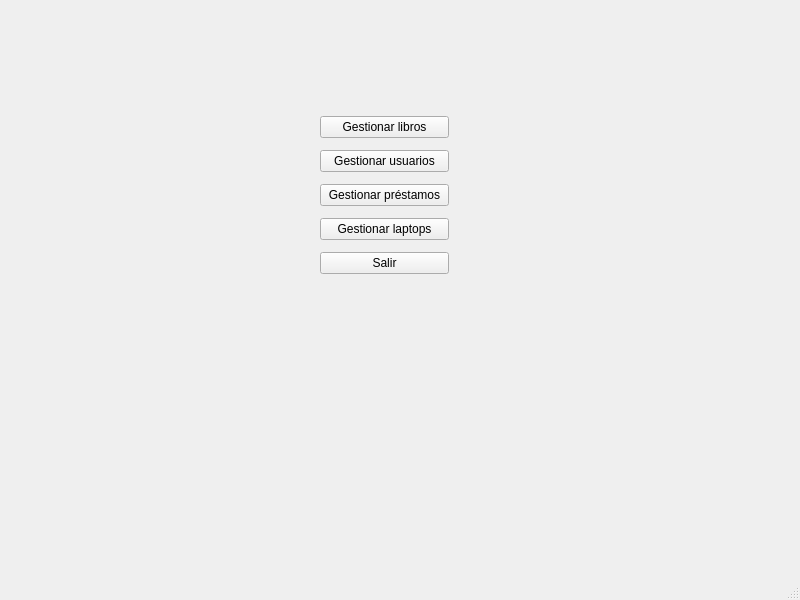
Above: view/MainWindow.ui from moisescortes/Proyect_MVC before the change. Below: the same form after it.
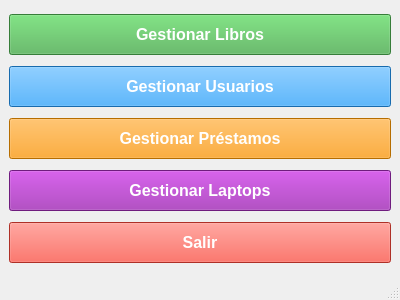
That is the form after the change.

What changed in the file:
```diff
--- a/view/MainWindow.ui
+++ b/view/MainWindow.ui
@@ -6,54 +6,95 @@
    <rect>
     <x>0</x>
     <y>0</y>
-    <width>800</width>
-    <height>600</height>
+    <width>400</width>
+    <height>300</height>
    </rect>
   </property>
   <property name="windowTitle">
-   <string>MainWindow</string>
+   <string>Sistema de Gestión de Biblioteca</string>
   </property>
   <widget class="QWidget" name="centralwidget">
-   <widget class="QWidget" name="">
-    <property name="geometry">
-     <rect>
-      <x>320</x>
-      <y>110</y>
-      <width>129</width>
-      <height>170</height>
-     </rect>
-    </property>
     <layout class="QVBoxLayout" name="verticalLayout">
      <item>
       <widget class="QPushButton" name="btn_books">
+      <property name="font">
+       <font>
+        <pointsize>12</pointsize>
+        <weight>75</weight>
+        <bold>true</bold>
+       </font>
+      </property>
+      <property name="styleSheet">
+       <string notr="true">background-color: #4CAF50; color: white; padding: 10px;</string>
+      </property>
        <property name="text">
-        <string>Gestionar libros</string>
+       <string>Gestionar Libros</string>
        </property>
       </widget>
      </item>
      <item>
       <widget class="QPushButton" name="btn_users">
+      <property name="font">
+       <font>
+        <pointsize>12</pointsize>
+        <weight>75</weight>
+        <bold>true</bold>
+       </font>
+      </property>
+      <property name="styleSheet">
+       <string notr="true">background-color: #2196F3; color: white; padding: 10px;</string>
+      </property>
        <property name="text">
-        <string>Gestionar usuarios</string>
+       <string>Gestionar Usuarios</string>
        </property>
       </widget>
      </item>
      <item>
       <widget class="QPushButton" name="btn_loans">
+      <property name="font">
+       <font>
+        <pointsize>12</pointsize>
+        <weight>75</weight>
+        <bold>true</bold>
+       </font>
+      </property>
+      <property name="styleSheet">
+       <string notr="true">background-color: #FF9800; color: white; padding: 10px;</string>
+      </property>
        <property name="text">
-        <string>Gestionar préstamos</string>
+       <string>Gestionar Préstamos</string>
        </property>
       </widget>
      </item>
      <item>
       <widget class="QPushButton" name="btn_laptops">
+      <property name="font">
+       <font>
+        <pointsize>12</pointsize>
+        <weight>75</weight>
+        <bold>true</bold>
+       </font>
+      </property>
+      <property name="styleSheet">
+       <string notr="true">background-color: #9C27B0; color: white; padding: 10px;</string>
+      </property>
        <property name="text">
-        <string>Gestionar laptops</string>
+       <string>Gestionar Laptops</string>
        </property>
       </widget>
      </item>
      <item>
       <widget class="QPushButton" name="btn_exit">
+      <property name="font">
+       <font>
+        <pointsize>12</pointsize>
+        <weight>75</weight>
+        <bold>true</bold>
+       </font>
+      </property>
+      <property name="styleSheet">
+       <string notr="true">background-color: #F44336; color: white; padding: 10px;</string>
+      </property>
        <property name="text">
         <string>Salir</string>
        </property>
@@ -61,14 +102,13 @@
      </item>
     </layout>
    </widget>
-  </widget>
   <widget class="QMenuBar" name="menubar">
    <property name="geometry">
     <rect>
      <x>0</x>
      <y>0</y>
-     <width>800</width>
-     <height>26</height>
+     <width>400</width>
+     <height>21</height>
     </rect>
    </property>
   </widget>
```
Lines whose indentation alone changed are shown as unchanged.
